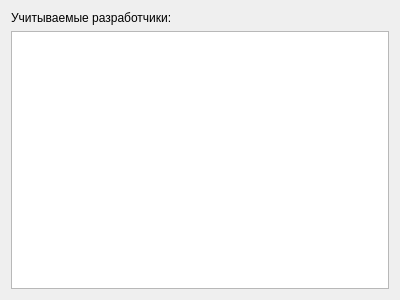
SergeyPoklonov/OMPDevelopers, file WizardUI/localsettingspage.ui: the form before one commit.
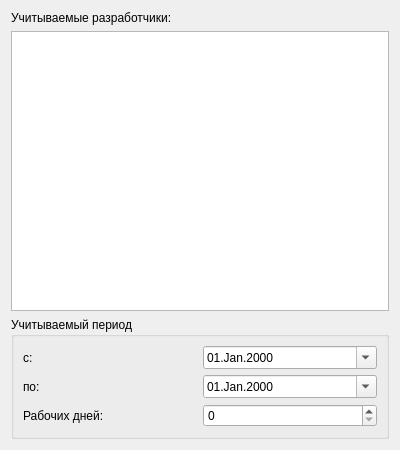
The form after the commit.

```diff
--- a/WizardUI/localsettingspage.ui
+++ b/WizardUI/localsettingspage.ui
@@ -7,13 +7,13 @@
     <x>0</x>
     <y>0</y>
     <width>400</width>
-    <height>300</height>
+    <height>450</height>
    </rect>
   </property>
   <property name="windowTitle">
    <string>WizardPage</string>
   </property>
-  <layout class="QVBoxLayout" name="verticalLayout">
+  <layout class="QVBoxLayout" name="verticalLayout_2">
    <item>
     <widget class="QLabel" name="label">
      <property name="text">
@@ -30,10 +30,75 @@
       <number>0</number>
      </property>
      <attribute name="verticalHeaderVisible">
-      <bool>false</bool>
+      <bool>true</bool>
      </attribute>
     </widget>
    </item>
+   <item>
+    <widget class="QGroupBox" name="groupBox">
+     <property name="title">
+      <string>Учитываемый период</string>
+     </property>
+     <layout class="QVBoxLayout" name="verticalLayout">
+      <item>
+       <layout class="QHBoxLayout" name="horizontalLayout">
+        <item>
+         <widget class="QLabel" name="label_2">
+          <property name="text">
+           <string>с:</string>
+          </property>
+         </widget>
+        </item>
+        <item>
+         <widget class="QDateEdit" name="dateFrom">
+          <property name="displayFormat">
+           <string>dd.MMM.yyyy</string>
+          </property>
+          <property name="calendarPopup">
+           <bool>true</bool>
+          </property>
+         </widget>
+        </item>
+       </layout>
+      </item>
+      <item>
+       <layout class="QHBoxLayout" name="horizontalLayout_2">
+        <item>
+         <widget class="QLabel" name="label_3">
+          <property name="text">
+           <string>по:</string>
+          </property>
+         </widget>
+        </item>
+        <item>
+         <widget class="QDateEdit" name="dateTo">
+          <property name="displayFormat">
+           <string>dd.MMM.yyyy</string>
+          </property>
+          <property name="calendarPopup">
+           <bool>true</bool>
+          </property>
+         </widget>
+        </item>
+       </layout>
+      </item>
+      <item>
+       <layout class="QHBoxLayout" name="horizontalLayout_3">
+        <item>
+         <widget class="QLabel" name="label_4">
+          <property name="text">
+           <string>Рабочих дней:</string>
+          </property>
+         </widget>
+        </item>
+        <item>
+         <widget class="QSpinBox" name="workingDays"/>
+        </item>
+       </layout>
+      </item>
+     </layout>
+    </widget>
+   </item>
   </layout>
  </widget>
  <resources/>
```
